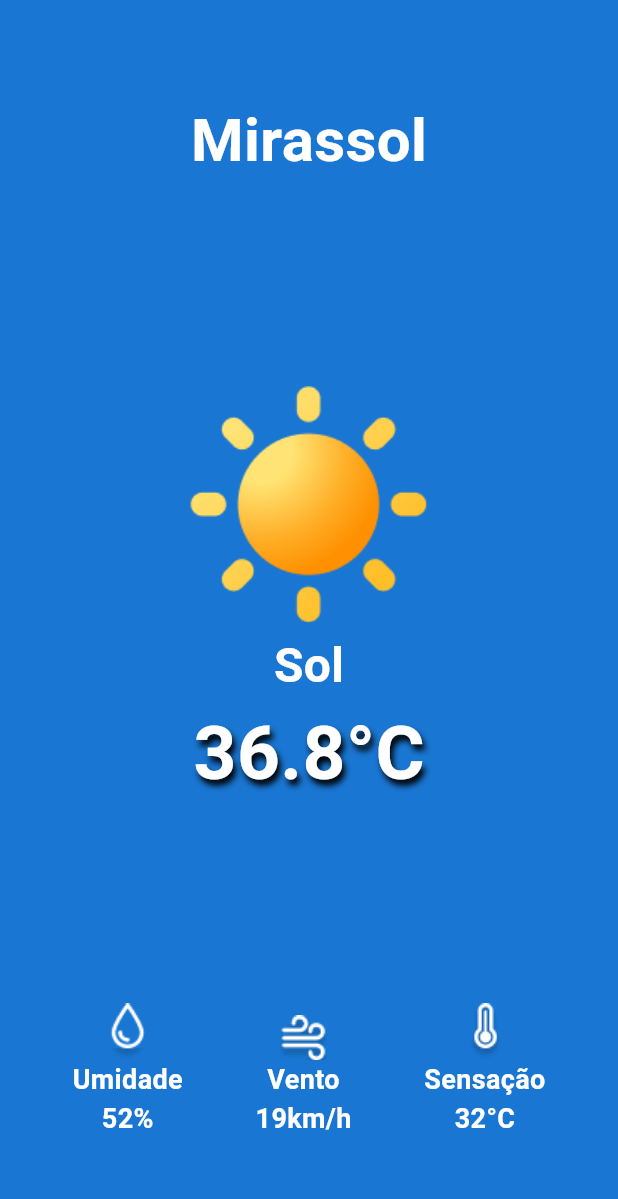
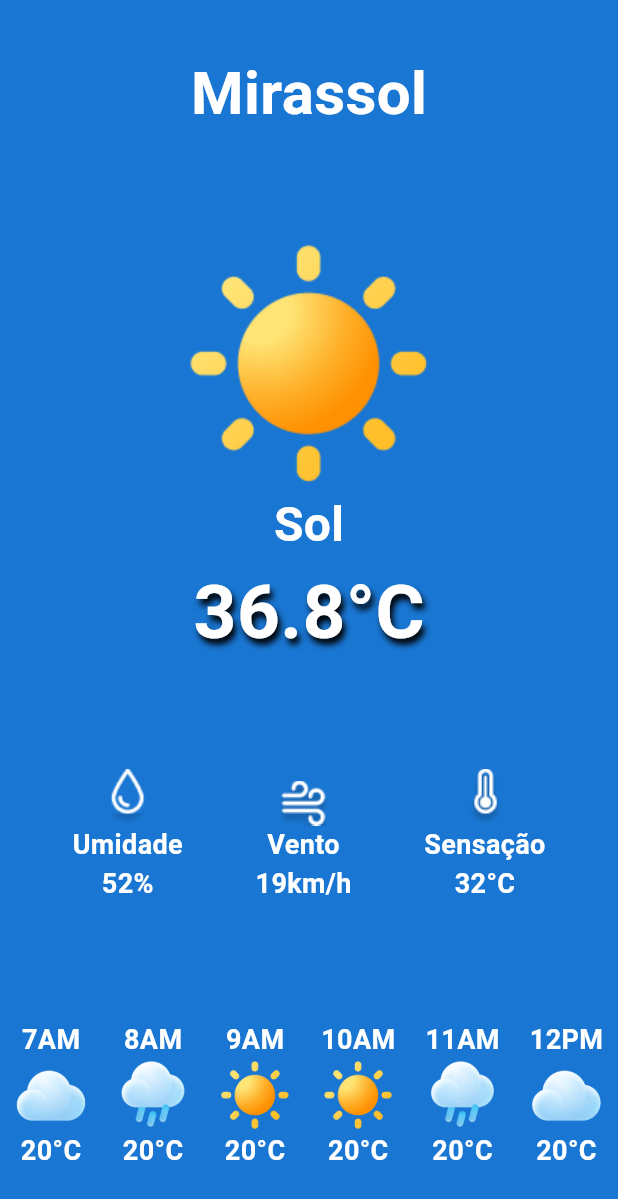
Before and after one commit to professordezani/clima_app, a Flutter app: the screen it shows after launch, on a phone screen of 412 x 824 dp. Shown: the top 1199 px of the screen. Run offline on Flutter 3.47's test engine with Material 3 defaults, Android fonts, the phone set to English and light mode, and no system bars.

Commit message:
projeto finalizado

```diff
--- /dev/null
+++ b/lib/forecast.dart
@@ -0,0 +1,23 @@
+import 'package:flutter/material.dart';
+
+class Forecast extends StatelessWidget {
+
+  String time;
+  String image;
+  String temperature;
+
+  Forecast(this.time, this.image, this.temperature);
+
+  Widget build(BuildContext context) {
+    return Container(
+      margin: EdgeInsets.all(10),
+      child: Column(
+        children: [
+          Text(time),
+          Image.asset('images/$image.png', width: 48, height: 48,),
+          Text(temperature)
+        ],
+      ),
+    );
+  }
+}
--- a/lib/main.dart
+++ b/lib/main.dart
@@ -1,6 +1,7 @@
 import 'package:flutter/material.dart';
 import 'item.dart';
 import 'style.dart';
+import 'forecast.dart';
 
 void main() {
   runApp(MyApp());
@@ -41,6 +42,21 @@ class MyApp extends StatelessWidget {
                 Item('sensacao', 'Sensação', '32°C'),
               ]
             ),
+            Container(
+              height: 120,
+              child: ListView(
+                scrollDirection: Axis.horizontal,
+                children: [
+                  Forecast("7AM", "nublado", "20°C"),
+                  Forecast("8AM", "chuva", "20°C"),
+                  Forecast("9AM", "sol", "20°C"),
+                  Forecast("10AM", "sol", "20°C"),
+                  Forecast("11AM", "chuva", "20°C"),
+                  Forecast("12PM", "nublado", "20°C"),
+                  Forecast("1PM", "chuva", "20°C"),
+                ],
+              ),
+            )
           ]
         ),
       ),
```
